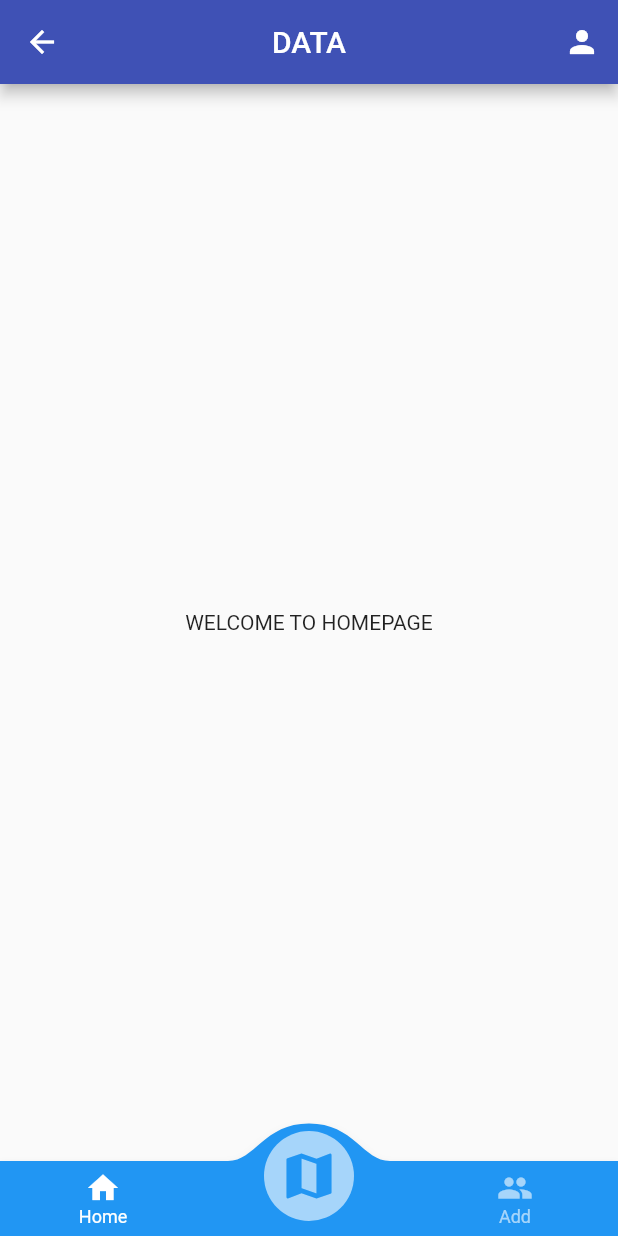
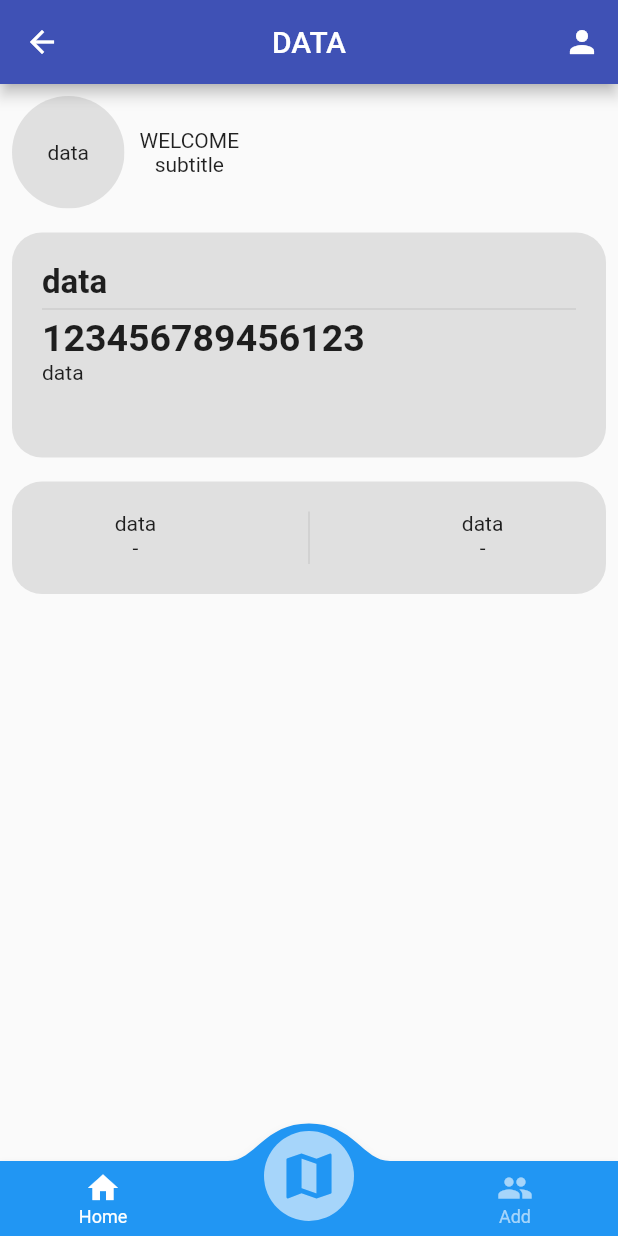
Before and after one commit to sk8rboil/case_study, a Flutter app: the MyHomePage screen opened by its route, on a phone screen of 412 x 824 dp. Run offline on Flutter 3.47's test engine with Material 2 defaults, Android fonts, the phone set to English and light mode, and no system bars; drawn by our look-alikes of convex_bottom_bar; our stand-ins replace cloud_firestore, firebase_auth, firebase_core, firebase_storage, get, image_picker; accounts and stored records are empty.

Commit message:
add homepage UI

```diff
--- a/lib/homepage.dart
+++ b/lib/homepage.dart
@@ -1,5 +1,4 @@
 // ignore_for_file: prefer_const_constructors, prefer_void_to_null, avoid_print, unused_local_variable
-
 import 'package:convex_bottom_bar/convex_bottom_bar.dart';
 import 'package:firebase_auth/firebase_auth.dart';
 import 'package:firebase_core/firebase_core.dart';
@@ -27,14 +26,99 @@ class MyHomePage extends GetView<HomeController> {
             ),
           ],
         ),
-        body: Center(
-          child: Column(
-            mainAxisAlignment: MainAxisAlignment.center,
-            // ignore: prefer_const_literals_to_create_immutables
-            children: <Widget>[
-              Text('WELCOME TO HOMEPAGE'),
-            ],
-          ),
+        body: ListView(
+          children: <Widget>[
+            Padding(
+              padding: const EdgeInsets.all(8.0),
+              child: Row(
+                children: [
+                  ClipOval(
+                    child: Container(
+                      height: 75,
+                      width: 75,
+                      color: Colors.grey.shade300,
+                      child: Center(child: Text('data')),
+                    ),
+                  ),
+                  SizedBox(
+                    width: 10,
+                  ),
+                  Column(
+                    // ignore: prefer_const_literals_to_create_immutables
+                    children: [
+                      Text('WELCOME'),
+                      Text('subtitle'),
+                    ],
+                  ),
+                ],
+              ),
+            ),
+            Padding(
+              padding: const EdgeInsets.all(8.0),
+              child: Container(
+                padding: EdgeInsets.all(20),
+                decoration: BoxDecoration(
+                  borderRadius: BorderRadius.circular(20),
+                  color: Colors.grey.shade300,
+                ),
+                height: 150,
+                child: Column(
+                  crossAxisAlignment: CrossAxisAlignment.start,
+                  // ignore: prefer_const_literals_to_create_immutables
+                  children: <Widget>[
+                    Text('data',
+                        style: TextStyle(
+                          fontSize: 22,
+                          fontWeight: FontWeight.bold,
+                        )),
+                    Divider(
+                      height: 10,
+                    ),
+                    Text('123456789456123',
+                        style: TextStyle(
+                          fontSize: 25,
+                          fontWeight: FontWeight.bold,
+                        )),
+                    Text('data'),
+                  ],
+                ),
+              ),
+            ),
+            Padding(
+              padding: const EdgeInsets.all(8.0),
+              child: Container(
+                padding: EdgeInsets.all(20),
+                decoration: BoxDecoration(
+                  borderRadius: BorderRadius.circular(20),
+                  color: Colors.grey.shade300,
+                ),
+                height: 75,
+                child: Row(
+                  mainAxisAlignment: MainAxisAlignment.spaceAround,
+                  // ignore: prefer_const_literals_to_create_immutables
+                  children: <Widget>[
+                    Column(
+                      // ignore: prefer_const_literals_to_create_immutables
+                      children: [
+                        Text('data'),
+                        Text('-'),
+                      ],
+                    ),
+                    VerticalDivider(
+                      width: 10,
+                    ),
+                    Column(
+                      // ignore: prefer_const_literals_to_create_immutables
+                      children: [
+                        Text('data'),
+                        Text('-'),
+                      ],
+                    ),
+                  ],
+                ),
+              ),
+            ),
+          ],
         ),
         bottomNavigationBar: ConvexAppBar(
           style: TabStyle.fixedCircle,
```
